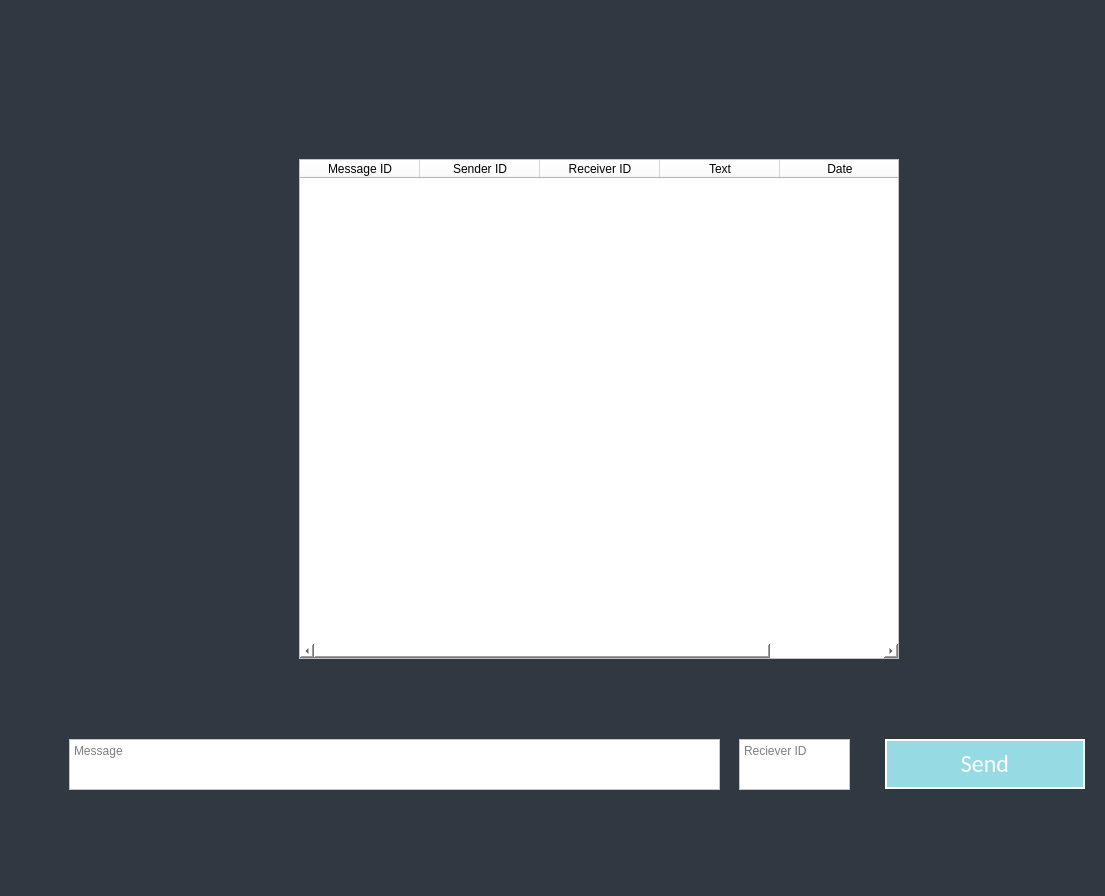
Qt form Hospital_Management.ui (Galiold/Hospital-Management) before a commit.
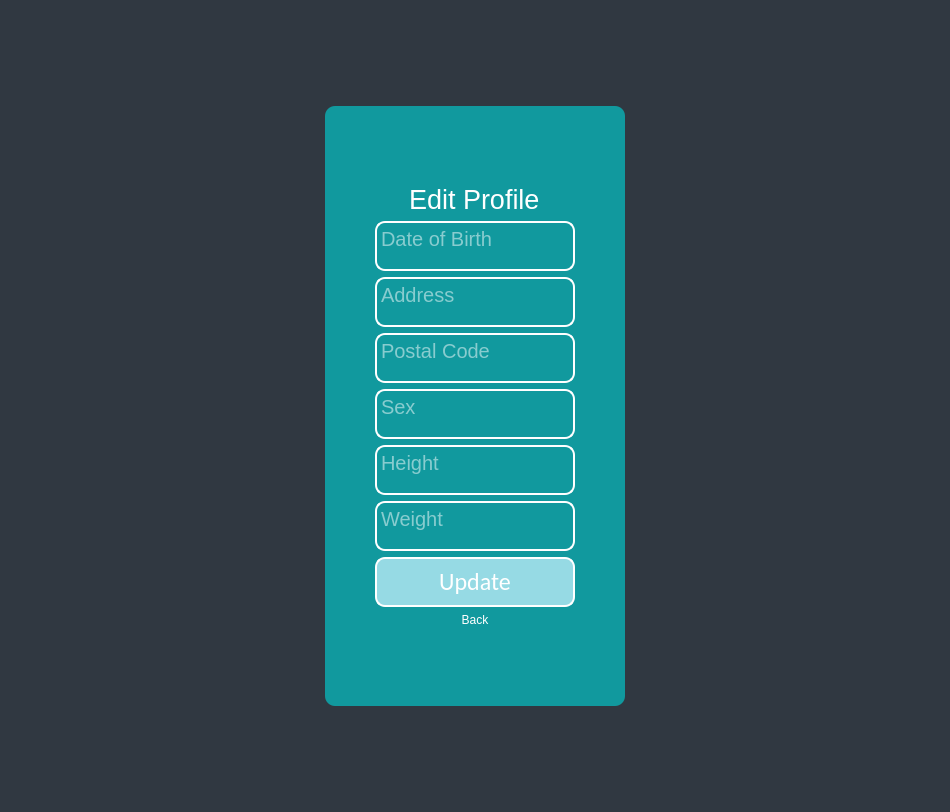
The same form after that commit. The open tabs and pages were chosen to show the change.

Patch:
```diff
--- a/Hospital_Management.ui
+++ b/Hospital_Management.ui
@@ -6,8 +6,8 @@
    <rect>
     <x>0</x>
     <y>0</y>
-    <width>1105</width>
-    <height>896</height>
+    <width>950</width>
+    <height>812</height>
    </rect>
   </property>
   <property name="windowTitle">
@@ -23,8 +23,8 @@
    <property name="contextMenuPolicy">
     <enum>Qt::DefaultContextMenu</enum>
    </property>
-   <layout class="QGridLayout" name="gridLayout">
-    <item row="0" column="0">
+   <layout class="QGridLayout" name="gridLayout_9">
+    <item row="0" column="1">
      <widget class="QStackedWidget" name="PageStack">
       <property name="currentIndex">
        <number>9</number>
@@ -2018,10 +2018,10 @@
        <widget class="QTextEdit" name="messsage_txt">
         <property name="geometry">
          <rect>
-          <x>60</x>
-          <y>730</y>
-          <width>651</width>
-          <height>51</height>
+          <x>140</x>
+          <y>520</y>
+          <width>371</width>
+          <height>171</height>
          </rect>
         </property>
         <property name="styleSheet">
@@ -2034,8 +2034,8 @@
        <widget class="QPushButton" name="sendmessage_btn">
         <property name="geometry">
          <rect>
-          <x>876</x>
-          <y>730</y>
+          <x>530</x>
+          <y>580</y>
           <width>200</width>
           <height>50</height>
          </rect>
@@ -2084,8 +2084,8 @@
        <widget class="QTableWidget" name="message_table">
         <property name="geometry">
          <rect>
-          <x>290</x>
-          <y>150</y>
+          <x>140</x>
+          <y>10</y>
           <width>600</width>
           <height>500</height>
          </rect>
@@ -2112,7 +2112,7 @@
          <string notr="true">background-color: white;</string>
         </property>
         <attribute name="horizontalHeaderDefaultSectionSize">
-         <number>120</number>
+         <number>149</number>
         </attribute>
         <attribute name="horizontalHeaderMinimumSectionSize">
          <number>50</number>
@@ -2120,11 +2120,6 @@
         <attribute name="horizontalHeaderStretchLastSection">
          <bool>true</bool>
         </attribute>
-        <column>
-         <property name="text">
-          <string>Message ID</string>
-         </property>
-        </column>
         <column>
          <property name="text">
           <string>Sender ID</string>
@@ -2149,9 +2144,9 @@
        <widget class="QTextEdit" name="receiverid_txt">
         <property name="geometry">
          <rect>
-          <x>730</x>
-          <y>730</y>
-          <width>111</width>
+          <x>530</x>
+          <y>520</y>
+          <width>201</width>
           <height>51</height>
          </rect>
         </property>
@@ -2610,6 +2605,504 @@
          <string>Set Diagnose Report</string>
         </property>
        </widget>
+       <widget class="QPushButton" name="lab_exit_btn">
+        <property name="geometry">
+         <rect>
+          <x>680</x>
+          <y>430</y>
+          <width>200</width>
+          <height>50</height>
+         </rect>
+        </property>
+        <property name="sizePolicy">
+         <sizepolicy hsizetype="Fixed" vsizetype="Fixed">
+          <horstretch>0</horstretch>
+          <verstretch>0</verstretch>
+         </sizepolicy>
+        </property>
+        <property name="minimumSize">
+         <size>
+          <width>200</width>
+          <height>50</height>
+         </size>
+        </property>
+        <property name="font">
+         <font>
+          <family>Calibri</family>
+          <pointsize>18</pointsize>
+          <weight>50</weight>
+          <italic>false</italic>
+          <bold>false</bold>
+          <underline>false</underline>
+          <kerning>true</kerning>
+         </font>
+        </property>
+        <property name="styleSheet">
+         <string notr="true">QPushButton
+{
+	border: 2px solid #fff;
+	background-color: #96dae4;
+	color: #fff;
+}
+
+QPushButton:hover
+{
+	background-color: #FFF;
+	color: black;
+}</string>
+        </property>
+        <property name="text">
+         <string>Exit</string>
+        </property>
+       </widget>
+       <widget class="QPushButton" name="lab_edit_info_btn_2">
+        <property name="geometry">
+         <rect>
+          <x>680</x>
+          <y>300</y>
+          <width>200</width>
+          <height>50</height>
+         </rect>
+        </property>
+        <property name="sizePolicy">
+         <sizepolicy hsizetype="Fixed" vsizetype="Fixed">
+          <horstretch>0</horstretch>
+          <verstretch>0</verstretch>
+         </sizepolicy>
+        </property>
+        <property name="minimumSize">
+         <size>
+          <width>200</width>
+          <height>50</height>
+         </size>
+        </property>
+        <property name="font">
+         <font>
+          <family>Calibri</family>
+          <pointsize>18</pointsize>
+          <weight>50</weight>
+          <italic>false</italic>
+          <bold>false</bold>
+          <underline>false</underline>
+          <kerning>true</kerning>
+         </font>
+        </property>
+        <property name="styleSheet">
+         <string notr="true">QPushButton
+{
+	border: 2px solid #fff;
+	background-color: #96dae4;
+	color: #fff;
+}
+
+QPushButton:hover
+{
+	background-color: #FFF;
+	color: black;
+}</string>
+        </property>
+        <property name="text">
+         <string>Edit Info</string>
+        </property>
+       </widget>
+      </widget>
+      <widget class="QWidget" name="Complete_Info_Page">
+       <layout class="QGridLayout" name="gridLayout">
+        <item row="2" column="0">
+         <layout class="QGridLayout" name="gridLayout_8">
+          <item row="0" column="0">
+           <widget class="QFrame" name="frame_5">
+            <property name="sizePolicy">
+             <sizepolicy hsizetype="Fixed" vsizetype="Fixed">
+              <horstretch>0</horstretch>
+              <verstretch>0</verstretch>
+             </sizepolicy>
+            </property>
+            <property name="minimumSize">
+             <size>
+              <width>300</width>
+              <height>600</height>
+             </size>
+            </property>
+            <property name="sizeIncrement">
+             <size>
+              <width>200</width>
+              <height>500</height>
+             </size>
+            </property>
+            <property name="styleSheet">
+             <string notr="true">background-color: #11999e;
+border-radius: 10px</string>
+            </property>
+            <property name="frameShape">
+             <enum>QFrame::StyledPanel</enum>
+            </property>
+            <property name="frameShadow">
+             <enum>QFrame::Raised</enum>
+            </property>
+            <layout class="QVBoxLayout" name="verticalLayout_11">
+             <item>
+              <layout class="QVBoxLayout" name="verticalLayout_12">
+               <item alignment="Qt::AlignHCenter">
+                <widget class="QLabel" name="label_5">
+                 <property name="sizePolicy">
+                  <sizepolicy hsizetype="Fixed" vsizetype="Fixed">
+                   <horstretch>0</horstretch>
+                   <verstretch>0</verstretch>
+                  </sizepolicy>
+                 </property>
+                 <property name="font">
+                  <font>
+                   <pointsize>20</pointsize>
+                  </font>
+                 </property>
+                 <property name="styleSheet">
+                  <string notr="true">color: white;</string>
+                 </property>
+                 <property name="text">
+                  <string>Edit Profile</string>
+                 </property>
+                </widget>
+               </item>
+               <item alignment="Qt::AlignHCenter">
+                <widget class="QTextEdit" name="edit_dob">
+                 <property name="sizePolicy">
+                  <sizepolicy hsizetype="Fixed" vsizetype="Fixed">
+                   <horstretch>0</horstretch>
+                   <verstretch>0</verstretch>
+                  </sizepolicy>
+                 </property>
+                 <property name="minimumSize">
+                  <size>
+                   <width>200</width>
+                   <height>50</height>
+                  </size>
+                 </property>
+                 <property name="maximumSize">
+                  <size>
+                   <width>200</width>
+                   <height>50</height>
+                  </size>
+                 </property>
+                 <property name="font">
+                  <font>
+                   <pointsize>15</pointsize>
+                  </font>
+                 </property>
+                 <property name="styleSheet">
+                  <string notr="true">border: 2px solid #fff;
+color: #fff; margin:0;</string>
+                 </property>
+                 <property name="inputMethodHints">
+                  <set>Qt::ImhNone</set>
+                 </property>
+                 <property name="verticalScrollBarPolicy">
+                  <enum>Qt::ScrollBarAlwaysOff</enum>
+                 </property>
+                 <property name="horizontalScrollBarPolicy">
+                  <enum>Qt::ScrollBarAsNeeded</enum>
+                 </property>
+                 <property name="tabChangesFocus">
+                  <bool>true</bool>
+                 </property>
+                 <property name="placeholderText">
+                  <string>Date of Birth</string>
+                 </property>
+                </widget>
+               </item>
+               <item alignment="Qt::AlignHCenter">
+                <widget class="QTextEdit" name="edit_address">
+                 <property name="sizePolicy">
+                  <sizepolicy hsizetype="Expanding" vsizetype="Fixed">
+                   <horstretch>0</horstretch>
+                   <verstretch>0</verstretch>
+                  </sizepolicy>
+                 </property>
+                 <property name="minimumSize">
+                  <size>
+                   <width>200</width>
+                   <height>50</height>
+                  </size>
+                 </property>
+                 <property name="maximumSize">
+                  <size>
+                   <width>200</width>
+                   <height>50</height>
+                  </size>
+                 </property>
+                 <property name="font">
+                  <font>
+                   <pointsize>15</pointsize>
+                  </font>
+                 </property>
+                 <property name="styleSheet">
+                  <string notr="true">border: 2px solid #fff;
+color: #fff; margin:0;</string>
+                 </property>
+                 <property name="inputMethodHints">
+                  <set>Qt::ImhNone</set>
+                 </property>
+                 <property name="verticalScrollBarPolicy">
+                  <enum>Qt::ScrollBarAlwaysOff</enum>
+                 </property>
+                 <property name="horizontalScrollBarPolicy">
+                  <enum>Qt::ScrollBarAsNeeded</enum>
+                 </property>
+                 <property name="tabChangesFocus">
+                  <bool>true</bool>
+                 </property>
+                 <property name="placeholderText">
+                  <string>Address</string>
+                 </property>
+                </widget>
+               </item>
+               <item alignment="Qt::AlignHCenter">
+                <widget class="QTextEdit" name="edit_zipcode">
+                 <property name="sizePolicy">
+                  <sizepolicy hsizetype="Expanding" vsizetype="Fixed">
+                   <horstretch>0</horstretch>
+                   <verstretch>0</verstretch>
+                  </sizepolicy>
+                 </property>
+                 <property name="minimumSize">
+                  <size>
+                   <width>200</width>
+                   <height>50</height>
+                  </size>
+                 </property>
+                 <property name="maximumSize">
+                  <size>
+                   <width>200</width>
+                   <height>50</height>
+                  </size>
+                 </property>
+                 <property name="font">
+                  <font>
+                   <pointsize>15</pointsize>
+                  </font>
+                 </property>
+                 <property name="styleSheet">
+                  <string notr="true">border: 2px solid #fff;
+color: #fff; margin:0;</string>
+                 </property>
+                 <property name="inputMethodHints">
+                  <set>Qt::ImhNone</set>
+                 </property>
+                 <property name="verticalScrollBarPolicy">
+                  <enum>Qt::ScrollBarAlwaysOff</enum>
+                 </property>
+                 <property name="horizontalScrollBarPolicy">
+                  <enum>Qt::ScrollBarAsNeeded</enum>
+                 </property>
+                 <property name="tabChangesFocus">
+                  <bool>true</bool>
+                 </property>
+                 <property name="placeholderText">
+                  <string>Postal Code</string>
+                 </property>
+                </widget>
+               </item>
+               <item alignment="Qt::AlignHCenter">
+                <widget class="QTextEdit" name="edit_sex">
+                 <property name="sizePolicy">
+                  <sizepolicy hsizetype="Expanding" vsizetype="Fixed">
+                   <horstretch>0</horstretch>
+                   <verstretch>0</verstretch>
+                  </sizepolicy>
+                 </property>
+                 <property name="minimumSize">
+                  <size>
+                   <width>200</width>
+                   <height>50</height>
+                  </size>
+                 </property>
+                 <property name="maximumSize">
+                  <size>
+                   <width>200</width>
+                   <height>50</height>
+                  </size>
+                 </property>
+                 <property name="font">
+                  <font>
+                   <pointsize>15</pointsize>
+                  </font>
+                 </property>
+                 <property name="styleSheet">
+                  <string notr="true">border: 2px solid #fff;
+color: #fff; margin:0;</string>
+                 </property>
+                 <property name="inputMethodHints">
+                  <set>Qt::ImhNone</set>
+                 </property>
+                 <property name="verticalScrollBarPolicy">
+                  <enum>Qt::ScrollBarAlwaysOff</enum>
+                 </property>
+                 <property name="horizontalScrollBarPolicy">
+                  <enum>Qt::ScrollBarAsNeeded</enum>
+                 </property>
+                 <property name="tabChangesFocus">
+                  <bool>true</bool>
+                 </property>
+                 <property name="placeholderText">
+                  <string>Sex</string>
+                 </property>
+                </widget>
+               </item>
+               <item alignment="Qt::AlignHCenter">
+                <widget class="QTextEdit" name="edit_height">
+                 <property name="sizePolicy">
+                  <sizepolicy hsizetype="Expanding" vsizetype="Fixed">
+                   <horstretch>0</horstretch>
+                   <verstretch>0</verstretch>
+                  </sizepolicy>
+                 </property>
+                 <property name="minimumSize">
+                  <size>
+                   <width>200</width>
+                   <height>50</height>
+                  </size>
+                 </property>
+                 <property name="maximumSize">
+                  <size>
+                   <width>200</width>
+                   <height>50</height>
+                  </size>
+                 </property>
+                 <property name="font">
+                  <font>
+                   <pointsize>15</pointsize>
+                  </font>
+                 </property>
+                 <property name="styleSheet">
+                  <string notr="true">border: 2px solid #fff;
+color: #fff; margin:0;</string>
+                 </property>
+                 <property name="inputMethodHints">
+                  <set>Qt::ImhNone</set>
+                 </property>
+                 <property name="verticalScrollBarPolicy">
+                  <enum>Qt::ScrollBarAlwaysOff</enum>
+                 </property>
+                 <property name="horizontalScrollBarPolicy">
+                  <enum>Qt::ScrollBarAsNeeded</enum>
+                 </property>
+                 <property name="tabChangesFocus">
+                  <bool>true</bool>
+                 </property>
+                 <property name="placeholderText">
+                  <string>Height</string>
+                 </property>
+                </widget>
+               </item>
+               <item alignment="Qt::AlignHCenter">
+                <widget class="QTextEdit" name="edit_weight">
+                 <property name="sizePolicy">
+                  <sizepolicy hsizetype="Expanding" vsizetype="Fixed">
+                   <horstretch>0</horstretch>
+                   <verstretch>0</verstretch>
+                  </sizepolicy>
+                 </property>
+                 <property name="minimumSize">
+                  <size>
+                   <width>200</width>
+                   <height>50</height>
+                  </size>
+                 </property>
+                 <property name="maximumSize">
+                  <size>
+                   <width>200</width>
+                   <height>50</height>
+                  </size>
+                 </property>
+                 <property name="font">
+                  <font>
+                   <pointsize>15</pointsize>
+                  </font>
+                 </property>
+                 <property name="styleSheet">
+                  <string notr="true">border: 2px solid #fff;
+color: #fff; margin:0;</string>
+                 </property>
+                 <property name="inputMethodHints">
+                  <set>Qt::ImhNone</set>
+                 </property>
+                 <property name="verticalScrollBarPolicy">
+                  <enum>Qt::ScrollBarAlwaysOff</enum>
+                 </property>
+                 <property name="horizontalScrollBarPolicy">
+                  <enum>Qt::ScrollBarAsNeeded</enum>
+                 </property>
+                 <property name="tabChangesFocus">
+                  <bool>true</bool>
+                 </property>
+                 <property name="placeholderText">
+                  <string>Weight</string>
+                 </property>
+                </widget>
+               </item>
+               <item alignment="Qt::AlignHCenter">
+                <widget class="QPushButton" name="update_info_btn">
+                 <property name="sizePolicy">
+                  <sizepolicy hsizetype="Fixed" vsizetype="Fixed">
+                   <horstretch>0</horstretch>
+                   <verstretch>0</verstretch>
+                  </sizepolicy>
+                 </property>
+                 <property name="minimumSize">
+                  <size>
+                   <width>200</width>
+                   <height>50</height>
+                  </size>
+                 </property>
+                 <property name="font">
+                  <font>
+                   <family>Calibri</family>
+                   <pointsize>18</pointsize>
+                   <weight>50</weight>
+                   <italic>false</italic>
+                   <bold>false</bold>
+                   <underline>false</underline>
+                   <kerning>true</kerning>
+                  </font>
+                 </property>
+                 <property name="styleSheet">
+                  <string notr="true">QPushButton
+{
+	border: 2px solid #fff;
+	background-color: #96dae4;
+	color: #fff;
+}
+
+QPushButton:hover
+{
+	background-color: #FFF;
+	color: black;
+}</string>
+                 </property>
+                 <property name="text">
+                  <string>Update</string>
+                 </property>
+                </widget>
+               </item>
+               <item>
+                <widget class="QPushButton" name="back_btn">
+                 <property name="styleSheet">
+                  <string notr="true">QPushButton{color:white;}
+QPushButton:hover{color: blue;}</string>
+                 </property>
+                 <property name="text">
+                  <string>Back</string>
+                 </property>
+                </widget>
+               </item>
+              </layout>
+             </item>
+            </layout>
+           </widget>
+          </item>
+         </layout>
+        </item>
+       </layout>
       </widget>
      </widget>
     </item>
```
Left out of the diff: 621 changed lines with no effect on the pictures.
